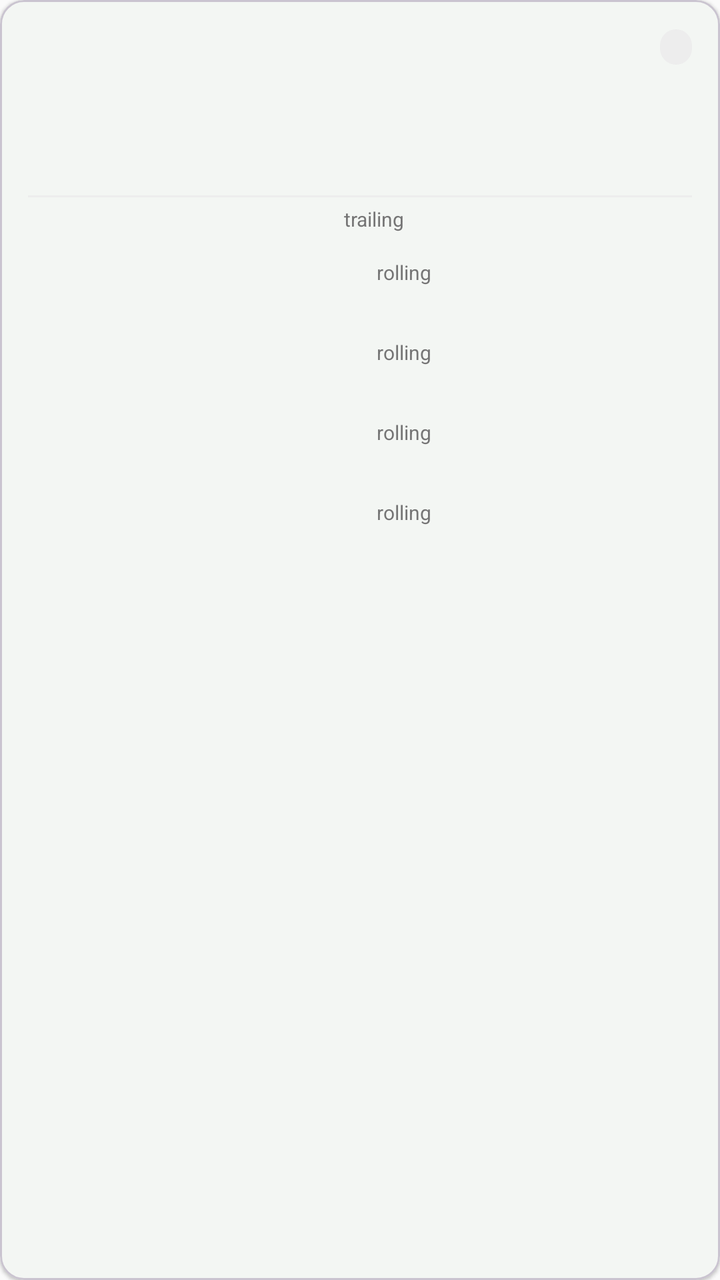
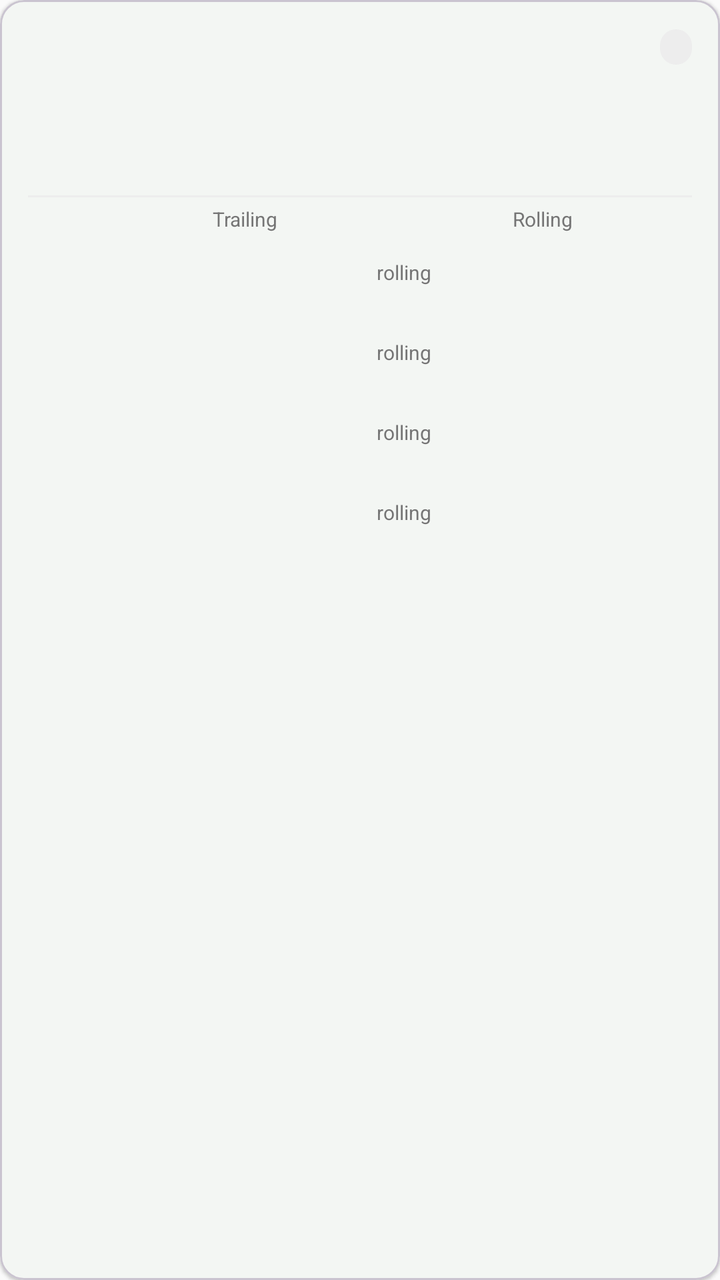

Compare the two renders of this Android layout. The source of the first and the diff that turns it into the second are given below.
<!-- AndroidManifest.xml: application theme Theme.PersonalPortfolio -->
<!-- res/layout/item_returns_row.xml -->
<?xml version="1.0" encoding="utf-8"?>
<com.google.android.material.card.MaterialCardView xmlns:android="http://schemas.android.com/apk/res/android"
    xmlns:app="http://schemas.android.com/apk/res-auto"
    android:layout_width="match_parent"
    android:layout_height="wrap_content"
    android:layout_marginBottom="10dp"
    android:clickable="true"
    android:focusable="true"
    app:cardCornerRadius="12dp"
    app:cardElevation="1dp">

    <LinearLayout
        android:layout_width="match_parent"
        android:layout_height="wrap_content"
        android:orientation="vertical"
        android:padding="14dp">

        <LinearLayout
            android:layout_width="match_parent"
            android:layout_height="wrap_content"
            android:orientation="horizontal"
            android:gravity="center_vertical">

            <TextView
                android:id="@+id/returnsRowName"
                android:layout_width="0dp"
                android:layout_weight="1"
                android:layout_height="wrap_content"
                android:textStyle="bold"
                android:textSize="14sp" />

            <TextView
                android:id="@+id/returnsRowTypeBadge"
                android:layout_width="wrap_content"
                android:layout_height="wrap_content"
                android:textSize="10sp"
                android:paddingStart="8dp"
                android:paddingEnd="8dp"
                android:paddingTop="2dp"
                android:paddingBottom="2dp"
                android:background="@drawable/bg_period_gain_chip" />

        </LinearLayout>

        
        <LinearLayout
            android:layout_width="match_parent"
            android:layout_height="wrap_content"
            android:layout_marginTop="10dp"
            android:orientation="horizontal">

            <include layout="@layout/item_returns_cell" android:id="@+id/returnsCellDay" android:layout_width="0dp" android:layout_height="wrap_content" android:layout_weight="1" />
            <include layout="@layout/item_returns_cell" android:id="@+id/returnsCellMonth" android:layout_width="0dp" android:layout_height="wrap_content" android:layout_weight="1" />

        </LinearLayout>

        <View
            android:layout_width="match_parent"
            android:layout_height="1dp"
            android:layout_marginTop="10dp"
            android:layout_marginBottom="2dp"
            android:background="@color/colorNeutralBg" />

        <LinearLayout
            android:layout_width="match_parent"
            android:layout_height="wrap_content"
            android:orientation="horizontal"
            android:paddingTop="2dp">

            <View android:layout_width="44dp" android:layout_height="1dp" />
            <TextView
                android:layout_width="0dp"
                android:layout_weight="1"
                android:layout_height="wrap_content"
                android:text="trailing"
                android:textSize="10sp"
                android:textColor="@color/colorNeutral"
                android:gravity="end" />
            <View android:layout_width="0dp" android:layout_height="1dp" android:layout_weight="1" />
        </LinearLayout>

        <include layout="@layout/item_returns_tenure_row" android:id="@+id/returnsRowOneYear" />
        <include layout="@layout/item_returns_tenure_row" android:id="@+id/returnsRowThreeYear" />
        <include layout="@layout/item_returns_tenure_row" android:id="@+id/returnsRowFiveYear" />
        <include layout="@layout/item_returns_tenure_row" android:id="@+id/returnsRowTenYear" />

    </LinearLayout>

</com.google.android.material.card.MaterialCardView>
<!-- res/layout/item_returns_cell.xml (included above) -->
<?xml version="1.0" encoding="utf-8"?>
<LinearLayout xmlns:android="http://schemas.android.com/apk/res/android"
    android:layout_width="0dp"
    android:layout_height="wrap_content"
    android:layout_weight="1"
    android:orientation="vertical"
    android:gravity="center">

    <TextView
        android:id="@+id/returnsCellLabel"
        android:layout_width="wrap_content"
        android:layout_height="wrap_content"
        android:textSize="10sp"
        android:textColor="@color/colorNeutral" />

    <TextView
        android:id="@+id/returnsCellValue"
        android:layout_width="wrap_content"
        android:layout_height="wrap_content"
        android:layout_marginTop="1dp"
        android:textSize="13sp"
        android:textStyle="bold" />

    <TextView
        android:id="@+id/returnsCellRange"
        android:layout_width="wrap_content"
        android:layout_height="wrap_content"
        android:textSize="9sp"
        android:textColor="@color/colorNeutral" />

</LinearLayout>
<!-- res/layout/item_returns_tenure_row.xml (included above) -->
<?xml version="1.0" encoding="utf-8"?>
<LinearLayout xmlns:android="http://schemas.android.com/apk/res/android"
    android:layout_width="match_parent"
    android:layout_height="wrap_content"
    android:orientation="horizontal"
    android:gravity="center_vertical"
    android:paddingTop="5dp"
    android:paddingBottom="5dp">

    <TextView
        android:id="@+id/tenureRowLabel"
        android:layout_width="44dp"
        android:layout_height="wrap_content"
        android:textSize="11sp"
        android:textColor="@color/colorNeutral" />

    <TextView
        android:id="@+id/tenureRowTrailing"
        android:layout_width="0dp"
        android:layout_weight="1"
        android:layout_height="wrap_content"
        android:textSize="13sp"
        android:textStyle="bold"
        android:gravity="end" />

    <TextView
        android:layout_width="wrap_content"
        android:layout_height="wrap_content"
        android:layout_marginStart="10dp"
        android:layout_marginEnd="10dp"
        android:text="rolling"
        android:textSize="10sp"
        android:textColor="@color/colorNeutral" />

    <LinearLayout
        android:layout_width="0dp"
        android:layout_weight="1"
        android:layout_height="wrap_content"
        android:orientation="vertical"
        android:gravity="end">

        <TextView
            android:id="@+id/tenureRowRollingMedian"
            android:layout_width="wrap_content"
            android:layout_height="wrap_content"
            android:textSize="13sp"
            android:textStyle="bold" />

        <TextView
            android:id="@+id/tenureRowRollingRange"
            android:layout_width="wrap_content"
            android:layout_height="wrap_content"
            android:textSize="9sp"
            android:textColor="@color/colorNeutral" />

    </LinearLayout>

</LinearLayout>
<!-- resources referenced by this layout -->
<resources>
  <color name="colorNeutral">#757575</color>
  <color name="colorNeutralBg">#EDEDED</color>
  <!-- drawable bg_period_gain_chip (drawable) -->
  <?xml version="1.0" encoding="utf-8"?>
  <shape xmlns:android="http://schemas.android.com/apk/res/android"
      android:shape="rectangle">
      <corners android:radius="10dp" />
      <solid android:color="@color/colorNeutralBg" />
  </shape>
  <style name="Theme.PersonalPortfolio" parent="Theme.Material3.DayNight.NoActionBar">
          <item name="colorPrimary">@color/colorPrimary</item>
          <item name="colorPrimaryVariant">@color/colorPrimaryVariant</item>
          <item name="colorOnPrimary">@color/colorOnPrimary</item>
  
          <item name="colorSecondary">@color/colorSecondary</item>
          <item name="colorOnSecondary">@color/colorOnSecondary</item>
  
          <item name="android:colorBackground">@color/colorBackground</item>
          <item name="colorOnBackground">@color/colorOnBackground</item>
  
          <item name="colorSurface">@color/colorSurface</item>
          <item name="colorOnSurface">@color/colorOnSurface</item>
  
          <item name="android:statusBarColor">@color/colorPrimaryVariant</item>
      </style>
  <color name="colorPrimary">#1B5E20</color>
  <color name="colorPrimaryVariant">#0D3B12</color>
  <color name="colorOnPrimary">#FFFFFF</color>
  <color name="colorSecondary">#00897B</color>
  <color name="colorOnSecondary">#FFFFFF</color>
  <color name="colorBackground">#FAFAFA</color>
  <color name="colorOnBackground">#1A1A1A</color>
  <color name="colorSurface">#FFFFFF</color>
  <color name="colorOnSurface">#1A1A1A</color>
</resources>

<!-- the commit's change to res/layout/item_returns_row.xml (unified diff, before → after) -->
@@ -58,25 +58,31 @@
             android:layout_width="match_parent"
             android:layout_height="1dp"
             android:layout_marginTop="10dp"
-            android:layout_marginBottom="2dp"
+            android:layout_marginBottom="4dp"
             android:background="@color/colorNeutralBg" />
 
+        
         <LinearLayout
             android:layout_width="match_parent"
-            android:layout_height="wrap_content"
-            android:orientation="horizontal"
-            android:paddingTop="2dp">
+            android:layout_height="wrap_content">
 
-            <View android:layout_width="44dp" android:layout_height="1dp" />
+            <View android:layout_width="34dp" android:layout_height="1dp" />
             <TextView
                 android:layout_width="0dp"
                 android:layout_weight="1"
                 android:layout_height="wrap_content"
-                android:text="trailing"
+                android:text="Trailing"
                 android:textSize="10sp"
                 android:textColor="@color/colorNeutral"
-                android:gravity="end" />
-            <View android:layout_width="0dp" android:layout_height="1dp" android:layout_weight="1" />
+                android:gravity="center" />
+            <TextView
+                android:layout_width="0dp"
+                android:layout_weight="1"
+                android:layout_height="wrap_content"
+                android:text="Rolling"
+                android:textSize="10sp"
+                android:textColor="@color/colorNeutral"
+                android:gravity="center" />
         </LinearLayout>
 
         <include layout="@layout/item_returns_tenure_row" android:id="@+id/returnsRowOneYear" />
